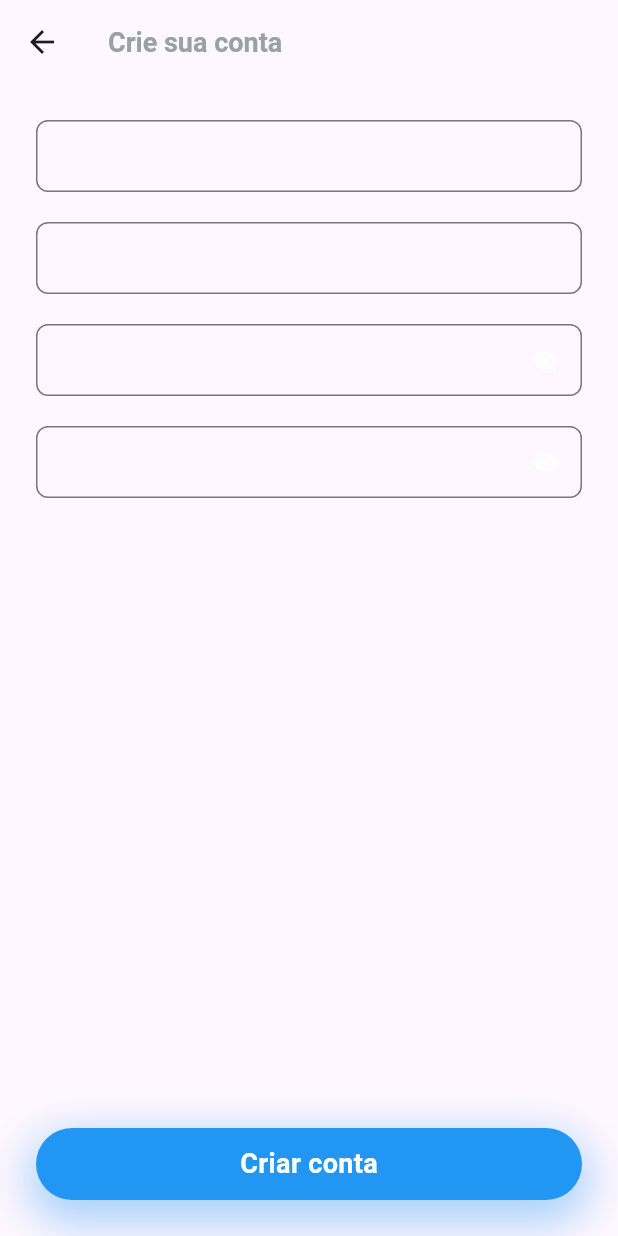
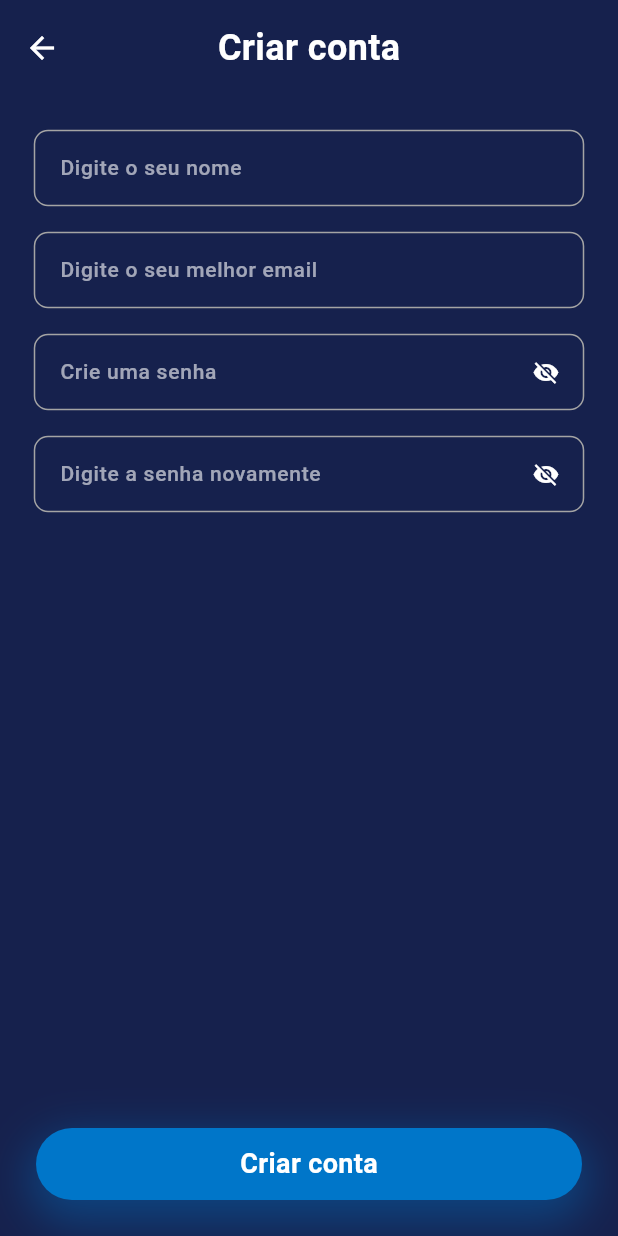
Before and after one commit to FelipeLemosBellini/tcc_heranca, a Flutter app: the screen it shows after launch, after a tap on "Criar conta", on a phone screen of 412 x 824 dp. Run offline on Flutter 3.47's test engine with Material 3 defaults, Android fonts, the phone set to English and light mode, and no system bars; our stand-ins replace cloud_firestore, firebase_auth, firebase_core, fpdart, get_it, go_router and 1 more; missing offline and left inert: walletconnect_dart; accounts and stored records are empty; Roboto replaces fonts that are missing (Tektur).

Commit message:
new design

```diff
--- a/lib/app_widget.dart
+++ b/lib/app_widget.dart
@@ -10,11 +10,12 @@ class MyApp extends StatelessWidget {
     return MaterialApp.router(
       debugShowCheckedModeBanner: false,
       theme: ThemeData(
+        scaffoldBackgroundColor: AppColors.background,
         useMaterial3: true,
         textSelectionTheme: TextSelectionThemeData(
-          cursorColor: AppColors.navyBlue,
-          selectionColor: Colors.black26,
-          selectionHandleColor: AppColors.navyBlue,
+          cursorColor: Colors.white,
+          selectionColor: AppColors.primary,
+          selectionHandleColor: AppColors.primary,
         ),
         bottomSheetTheme: BottomSheetThemeData(backgroundColor: Colors.transparent),
         bottomNavigationBarTheme: BottomNavigationBarThemeData(backgroundColor: Colors.white),
--- a/lib/core/dependence_injection/di.dart
+++ b/lib/core/dependence_injection/di.dart
@@ -7,6 +7,7 @@ import 'package:tcc/ui/features/create_account/create_account_controller.dart';
 import 'package:tcc/ui/features/forgot_password/forgot_password_controller.dart';
 import 'package:tcc/ui/features/home/home_controller.dart';
 import 'package:tcc/ui/features/login/login_controller.dart';
+import 'package:tcc/ui/widgets/material_widgets/material_design_controller.dart';
 
 abstract class DI {
   static final GetIt getIt = GetIt.instance;
@@ -18,6 +19,7 @@ abstract class DI {
 
     //Controllers
 
+    getIt.registerFactory<MaterialDesignController>(() => MaterialDesignController());
     getIt.registerFactory<ForgotPasswordController>(
       () => ForgotPasswordController(firebaseAuthRepository: FirebaseAuthRepository()),
     );
--- a/lib/core/routers/routers.dart
+++ b/lib/core/routers/routers.dart
@@ -4,41 +4,51 @@ import 'package:go_router/go_router.dart';
 import 'package:tcc/ui/features/create_account/create_account_view.dart';
 import 'package:tcc/ui/features/forgot_password/forgot_password_view.dart';
 import 'package:tcc/ui/features/login/login_view.dart';
+import 'package:tcc/ui/widgets/material_widgets/material_design_view.dart';
 
 abstract class RouterApp {
   static const String login = "/";
+  static const String materialDesign = "/materialDesign";
   static const String createAccount = "/createAccount";
   static const String forgotPassword = "/forgotPassword";
   static const String home = "/home";
 
   static final GoRouter router = GoRouter(
-    redirect: (BuildContext context, GoRouterState state) async {
-      User? user = FirebaseAuth.instance.currentUser;
-      final bool isLoggedIn = user != null;
-
-      //allowed routes
-      List<String> allowedRoutes = [login, createAccount, forgotPassword];
-
-      // if is not logged in go to allowedRoutes
-      if (!isLoggedIn && !allowedRoutes.contains(state.topRoute?.path)) {
-        return login;
-      }
-
-      //if is logged in go to home
-      if (isLoggedIn && state.topRoute?.path == login) {
-        return home;
-      }
+    // redirect: (BuildContext context, GoRouterState state) async {
+      // User? user = FirebaseAuth.instance.currentUser;
+      // final bool isLoggedIn = user != null;
+      //
+      // //allowed routes
+      // List<String> allowedRoutes = [login, createAccount, forgotPassword];
+      //
+      // // if is not logged in go to allowedRoutes
+      // if (!isLoggedIn && !allowedRoutes.contains(state.topRoute?.path)) {
+      //   return login;
+      // }
+      //
+      // //if is logged in go to home
+      // if (isLoggedIn && state.topRoute?.path == login) {
+      //   return home;
+      // }
 
       // go to any page if logged in
-      return null;
-    },
+    //   return null;
+    // },
     routes: <RouteBase>[
+
+
       GoRoute(
         path: login,
         builder: (BuildContext context, GoRouterState state) {
           return const LoginView();
         },
         routes: <RouteBase>[
+          GoRoute(
+            path: materialDesign,
+            builder: (BuildContext context, GoRouterState state) {
+              return const MaterialDesignView();
+            },
+          ),
           GoRoute(
             path: forgotPassword,
             builder: (BuildContext context, GoRouterState state) {
--- a/lib/ui/features/create_account/create_account_view.dart
+++ b/lib/ui/features/create_account/create_account_view.dart
@@ -5,8 +5,9 @@ import 'package:tcc/core/helpers/validators.dart';
 import 'package:tcc/core/routers/routers.dart';
 import 'package:tcc/ui/features/create_account/create_account_controller.dart';
 import 'package:tcc/ui/helpers/app_colors.dart';
+import 'package:tcc/ui/widgets/app_bar_simple_widget.dart';
 import 'package:tcc/ui/widgets/dialogs/alert_helper.dart';
-import 'package:tcc/ui/widgets/elevated_button_widget.dart';
+import 'package:tcc/ui/widgets/buttons/elevated_button_widget.dart';
 import 'package:tcc/ui/widgets/loading_and_alert_overlay_widget.dart';
 import 'package:tcc/ui/widgets/text_field_widget.dart';
 
@@ -50,12 +51,13 @@ class _CreateAccountViewState extends State<CreateAccountView> {
           isLoading: controller.isLoading,
           alertData: controller.alertData,
           child: Scaffold(
-              appBar: AppBar(
-                  title: Text(
-                'Crie sua conta',
-                style: TextStyle(
-                    color: AppColors.titleView, fontSize: 18, fontWeight: FontWeight.bold),
-              )),
+            backgroundColor: AppColors.background,
+            appBar: AppBarSimpleWidget(
+              onTap: () {
+                context.pop();
+              },
+              title: "Criar conta",
+            ),
             body: SingleChildScrollView(
               child: Padding(
                 padding: EdgeInsets.all(24.0),
@@ -92,19 +94,18 @@ class _CreateAccountViewState extends State<CreateAccountView> {
                 ),
               ),
             ),
-              bottomSheet: ElevatedButtonWidget(
-                onTap: () => register(context),
-                text: "Criar conta",
-              ),
+            bottomSheet: ElevatedButtonWidget(onTap: () => register(context), text: "Criar conta"),
           ),
         );
-        });
+      },
+    );
   }
 
   void register(BuildContext context) async {
     if (passwordController.text != repeatPasswordController.text) {
       controller.setMessage(
-          AlertData(message: "As senhas precisam ser iguais", errorType: ErrorType.warning));
+        AlertData(message: "As senhas precisam ser iguais", errorType: ErrorType.warning),
+      );
       return;
     }
 
@@ -114,13 +115,15 @@ class _CreateAccountViewState extends State<CreateAccountView> {
       bool successCreateAccount = await controller.createAccount(
         name: nameController.text,
         email: emailController.text,
-          password: passwordController.text);
+        password: passwordController.text,
+      );
       if (successCreateAccount) {
         context.go(RouterApp.home);
       }
     } else {
-      controller
-          .setMessage(AlertData(message: "Preencha os campos!", errorType: ErrorType.warning));
+      controller.setMessage(
+        AlertData(message: "Preencha os campos!", errorType: ErrorType.warning),
+      );
     }
   }
 }
--- a/lib/ui/features/login/login_view.dart
+++ b/lib/ui/features/login/login_view.dart
@@ -7,10 +7,12 @@ import 'package:tcc/core/helpers/validators.dart';
 import 'package:tcc/core/routers/routers.dart';
 import 'package:tcc/ui/helpers/app_colors.dart';
 import 'package:tcc/ui/widgets/dialogs/alert_helper.dart';
-import 'package:tcc/ui/widgets/elevated_button_widget.dart';
+import 'package:tcc/ui/widgets/buttons/elevated_button_widget.dart';
 import 'package:tcc/ui/widgets/loading_and_alert_overlay_widget.dart';
-import 'package:tcc/ui/widgets/pill_button_widget.dart';
+import 'package:tcc/ui/widgets/buttons/pill_button_widget.dart';
 import 'package:tcc/ui/widgets/text_field_widget.dart';
+import 'package:url_launcher/url_launcher_string.dart';
+import 'package:walletconnect_dart/walletconnect_dart.dart';
 
 import 'login_controller.dart';
 
@@ -31,6 +33,11 @@ class _LoginViewState extends State<LoginView> {
   FocusNode passwordFocus = FocusNode();
 
   @override
+  initState() {
+    super.initState();
+  }
+
+  @override
   Widget build(BuildContext context) {
     return ListenableBuilder(
       listenable: controller,
@@ -49,7 +56,11 @@ class _LoginViewState extends State<LoginView> {
                     mainAxisSize: MainAxisSize.min,
                     children: [
                       const Spacer(flex: 1),
-                      Icon(Icons.psychology, size: MediaQuery.sizeOf(context).width * 0.3, color: AppColors.navyBlue),
+                      Icon(
+                        Icons.psychology,
+                        size: MediaQuery.sizeOf(context).width * 0.3,
+                        color: AppColors.primary,
+                      ),
                       const Spacer(flex: 1),
                       TextFieldWidget(
                         hintText: "Digite seu email",
@@ -70,18 +81,37 @@ class _LoginViewState extends State<LoginView> {
                         child: Row(
                           mainAxisAlignment: MainAxisAlignment.spaceBetween,
                           children: [
-                            PillButtonWidget(onTap: () => context.go(RouterApp.createAccount), text: "Criar conta"),
+                            PillButtonWidget(
+                              onTap: () => context.go(RouterApp.createAccount),
+                              text: "Criar conta",
+                            ),
                             GestureDetector(
                               onTap: () => context.go(RouterApp.forgotPassword),
                               child: const Text(
                                 "Esqueci minha senha",
-                                style: TextStyle(fontWeight: FontWeight.w500, fontSize: 16,color: Colors.white),
+                                style: TextStyle(
+                                  fontWeight: FontWeight.w500,
+                                  fontSize: 16,
+                                  color: Colors.white,
+                                ),
                               ),
                             ),
                           ],
                         ),
                       ),
+                      ElevatedButtonWidget(
+                        onTap: () {
+                          context.push(RouterApp.materialDesign);
+                        },
+                        text: "open material design",
+                      ),
                       const Spacer(flex: 3),
+                      ElevatedButtonWidget(
+                        onTap: () {
+                          context.push(RouterApp.materialDesign);
+                        },
+                        text: "getAccount",
+                      ),
                     ],
                   ),
                 ),
--- a/lib/ui/helpers/app_colors.dart
+++ b/lib/ui/helpers/app_colors.dart
@@ -1,7 +1,10 @@
 import 'package:flutter/animation.dart';
 
 abstract class AppColors {
-  static Color navyBlue = const Color(0xFF706D87);
-  static Color titleView = const Color.fromARGB(255, 150, 163, 163);
-  static Color background = const Color(0xFF18192B);
+  static Color primary = const Color(0xff0076c9);
+  static Color secondary = const Color(0xFF37F4FA);
+  static Color disable = const Color(0xFF706D87);
+  static Color lines = const Color(0xFF322DAF);
+  static Color gray = const Color(0xFFA4A4A4);
+  static Color background = const Color(0xFF16214D);
 }
--- /dev/null
+++ b/lib/ui/helpers/app_fonts.dart
@@ -0,0 +1,51 @@
+import 'dart:ui';
+
+import 'package:flutter/material.dart';
+import 'package:flutter/src/painting/text_style.dart';
+import 'package:google_fonts/google_fonts.dart';
+
+abstract class AppFonts {
+  static final Color _defaultColor = Colors.white;
+
+  static TextStyle get headlineLarge =>
+      GoogleFonts.tektur(fontSize: 32, color: _defaultColor, fontWeight: FontWeight.bold);
+
+  static TextStyle get headlineMedium =>
+      GoogleFonts.tektur(fontSize: 28, color: _defaultColor, fontWeight: FontWeight.bold);
+
+  static TextStyle get headlineSmall =>
+      GoogleFonts.tektur(fontSize: 24, color: _defaultColor, fontWeight: FontWeight.bold);
+
+  static TextStyle get labelLarge => GoogleFonts.tektur(
+    fontSize: 18,
+    color: _defaultColor,
+    fontWeight: FontWeight.w600,
+  ); // Botões principais
+  static TextStyle get labelMedium => GoogleFonts.tektur(
+    fontSize: 14,
+    color: _defaultColor,
+    fontWeight: FontWeight.w500,
+  ); // Labels secundárias
+  static TextStyle get labelSmall => GoogleFonts.tektur(
+    fontSize: 12,
+    color: _defaultColor,
+    fontWeight: FontWeight.w400,
+  ); // Pequenas legendas
+
+  // **Titles** (Seções e subtítulos)
+  static TextStyle get titleLarge => GoogleFonts.tektur(
+    fontSize: 22,
+    color: _defaultColor,
+    fontWeight: FontWeight.w600,
+  ); // Título de seção
+  static TextStyle get titleMedium => GoogleFonts.tektur(
+    fontSize: 18,
+    color: _defaultColor,
+    fontWeight: FontWeight.w500,
+  ); // Subtítulo médio
+  static TextStyle get titleSmall => GoogleFonts.tektur(
+    fontSize: 16,
+    color: _defaultColor,
+    fontWeight: FontWeight.w500,
+  ); // Subtítulo pequeno
+}
--- /dev/null
+++ b/lib/ui/widgets/app_bar_simple_widget.dart
@@ -0,0 +1,43 @@
+import 'package:flutter/cupertino.dart';
+import 'package:flutter/material.dart';
+import 'package:google_fonts/google_fonts.dart';
+import 'package:tcc/ui/helpers/app_fonts.dart';
+
+class AppBarSimpleWidget extends PreferredSize {
+  final String title;
+  final Function() onTap;
+
+  AppBarSimpleWidget({super.key, required this.title, required this.onTap})
+    : super(
+        preferredSize: Size.fromHeight(64),
+        child: SafeArea(
+          child: Stack(
+            children: [
+              GestureDetector(
+                onTap: onTap,
+                child: Align(
+                  alignment: Alignment.centerLeft,
+                  child: Padding(
+                    padding: const EdgeInsets.symmetric(horizontal: 16),
+                    child: Icon(Icons.arrow_back, size: 24, color: Colors.white),
+                  ),
+                ),
+              ),
+              Center(child: Text(title, style: AppFonts.headlineSmall)),
+            ],
+          ),
+        ),
+      );
+}
+
+// AppBar(
+// backgroundColor: AppColors.background,
+// title: Text(
+// 'Crie sua conta',
+// style: TextStyle(
+// color: AppColors.titleView,
+// fontSize: 18,
+// fontWeight: FontWeight.bold,
+// ),
+// ),
+// )
--- /dev/null
+++ b/lib/ui/widgets/buttons/elevated_button_widget.dart
@@ -0,0 +1,45 @@
+import 'package:flutter/material.dart';
+import 'package:tcc/ui/helpers/app_colors.dart';
+import 'package:tcc/ui/helpers/app_fonts.dart';
+
+class ElevatedButtonWidget extends StatelessWidget {
+  final String text;
+  final Function() onTap;
+  final EdgeInsets? padding;
+  final bool inverterColor;
+
+  const ElevatedButtonWidget({
+    super.key,
+    required this.text,
+    required this.onTap,
+    this.padding,
+    this.inverterColor = false,
+  });
+
+  @override
+  Widget build(BuildContext context) {
+    return GestureDetector(
+      onTap: onTap,
+      child: Container(
+        height: 48,
+        margin: padding ?? const EdgeInsets.all(24),
+        width: MediaQuery.sizeOf(context).width,
+        alignment: Alignment.center,
+        decoration: BoxDecoration(
+          color: inverterColor ? AppColors.background : AppColors.primary,
+          borderRadius: BorderRadius.circular(30),
+          border: inverterColor ? Border.all(color: AppColors.lines, width: 2) : null,
+          boxShadow: [
+            BoxShadow(
+              color: AppColors.primary.withOpacity(0.4), // Sombra mais definida
+              blurRadius: 25, // Mais difuso
+              spreadRadius: 5, // Aumenta a área da sombra
+              offset: const Offset(0, 10), // Mantém para baixo
+            ),
+          ],
+        ),
+        child: Text(text, style: AppFonts.labelLarge),
+      ),
+    );
+  }
+}
--- /dev/null
+++ b/lib/ui/widgets/buttons/pill_button_widget.dart
@@ -0,0 +1,41 @@
+import 'package:flutter/material.dart';
+import 'package:tcc/ui/helpers/app_colors.dart';
+import 'package:tcc/ui/helpers/app_fonts.dart';
+
+class PillButtonWidget extends StatelessWidget {
+  final Function() onTap;
+  final String text;
+  final bool showArrow;
+
+  const PillButtonWidget({
+    super.key,
+    required this.onTap,
+    required this.text,
+    this.showArrow = false,
+  });
+
+  @override
+  Widget build(BuildContext context) {
+    return InkWell(
+      hoverColor: AppColors.primary,
+      splashColor: AppColors.primary,
+      borderRadius: const BorderRadius.all(Radius.circular(100)),
+      onTap: () => onTap.call(),
+      child: Container(
+        decoration: BoxDecoration(
+          borderRadius: const BorderRadius.all(Radius.circular(100)),
+          border: Border.all(color: AppColors.lines, width: 2),
+        ),
+        padding: const EdgeInsets.symmetric(horizontal: 16, vertical: 8),
+        child: Row(
+          mainAxisSize: MainAxisSize.min,
+          children: [
+            Text(text, style: AppFonts.titleSmall),
+            SizedBox(width: 12),
+            Icon(Icons.arrow_forward, color: Colors.white),
+          ],
+        ),
+      ),
+    );
+  }
+}
--- a/lib/ui/widgets/dialogs/alert_helper.dart
+++ b/lib/ui/widgets/dialogs/alert_helper.dart
@@ -1,4 +1,5 @@
 import 'package:flutter/material.dart';
+import 'package:tcc/ui/helpers/app_fonts.dart';
 
 enum ErrorType { error, warning, success }
 
@@ -6,10 +7,7 @@ class AlertData {
   ErrorType errorType;
   String message;
 
-  AlertData({
-    required this.message,
-    required this.errorType,
-  });
+  AlertData({required this.message, required this.errorType});
 }
 
 abstract class AlertHelper {
@@ -26,10 +24,7 @@ abstract class AlertHelper {
     }
   }
 
-  static void _showSnackBarSuccess(
-    BuildContext context,
-    String message,
-  ) {
+  static void _showSnackBarSuccess(BuildContext context, String message) {
     _showSnackBar(
       context: context,
       message: message,
@@ -38,10 +33,7 @@ abstract class AlertHelper {
     );
   }
 
-  static void _showSnackBarError(
-    BuildContext context,
-    String message,
-  ) {
+  static void _showSnackBarError(BuildContext context, String message) {
     _showSnackBar(
       context: context,
       message: message,
@@ -50,10 +42,7 @@ abstract class AlertHelper {
     );
   }
 
-  static void _showSnackBarWarning(
-    BuildContext context,
-    String message,
-  ) {
+  static void _showSnackBarWarning(BuildContext context, String message) {
     _showSnackBar(
       context: context,
       message: message,
@@ -71,11 +60,7 @@ abstract class AlertHelper {
     SnackBar snackBar = SnackBar(
       content: Text(
         message,
-        style: TextStyle(
-          color: fontColor,
-          fontWeight: FontWeight.w700,
-          fontSize: 16,
-        ),
+        style: AppFonts.labelLarge.copyWith(color: fontColor),
       ),
       duration: const Duration(seconds: 1),
       backgroundColor: background,
--- a/lib/ui/widgets/elevated_button_widget.dart
+++ /dev/null
@@ -1,45 +0,0 @@
-import 'package:flutter/material.dart';
-import 'package:tcc/ui/helpers/app_colors.dart';
-
-class ElevatedButtonWidget extends StatelessWidget {
-  final String text;
-  final Function() onTap;
-  final EdgeInsets? padding;
-
-  const ElevatedButtonWidget({super.key, required this.text, required this.onTap, this.padding});
-
-  @override
-  Widget build(BuildContext context) {
-    return
-      GestureDetector(
-        onTap: onTap,
-        child: Container(
-          height: 48,
-          margin: padding ?? const EdgeInsets.all(24),
-          width: MediaQuery.sizeOf(context).width,
-          alignment: Alignment.center,
-          decoration: BoxDecoration(
-            color: Colors.blue,
-            borderRadius: BorderRadius.circular(30),
-            boxShadow: [
-              BoxShadow(
-                color: Colors.blue.withOpacity(0.4), // Sombra mais definida
-                blurRadius: 25, // Mais difuso
-                spreadRadius: 5, // Aumenta a área da sombra
-                offset: const Offset(0, 10), // Mantém para baixo
-              ),
-            ],
-          ),
-          child: Text(
-            text,
-            style: const TextStyle(
-              color: Colors.white,
-              fontSize: 18,
-              fontWeight: FontWeight.bold,
-            ),
-          ),
-        ),
-      );
-
-  }
-}
--- a/lib/ui/widgets/loading_and_alert_overlay_widget.dart
+++ b/lib/ui/widgets/loading_and_alert_overlay_widget.dart
@@ -32,7 +32,7 @@ class LoadingAndAlertOverlayWidget extends StatelessWidget {
         Visibility(
           visible: isLoading,
           child: Container(
-            color: AppColors.navyBlue.withOpacity(0.1),
+            color: AppColors.primary.withOpacity(0.2),
             alignment: Alignment.center,
             child: const CircularProgressIndicator(),
           ),
--- a/lib/ui/widgets/pill_button_widget.dart
+++ /dev/null
@@ -1,35 +0,0 @@
-import 'package:flutter/material.dart';
-import 'package:tcc/ui/helpers/app_colors.dart';
-
-class PillButtonWidget extends StatelessWidget {
-  final Function() onTap;
-  final String text;
-
-  const PillButtonWidget({super.key, required this.onTap, required this.text});
-
-  @override
-  Widget build(BuildContext context) {
-    return InkWell(
-      borderRadius: const BorderRadius.all(Radius.circular(100)),
-      onTap: () => onTap.call(),
-      child: Container(
-        decoration: BoxDecoration(
-          borderRadius: const BorderRadius.all(Radius.circular(100)),
-          border: Border.all(
-            color: AppColors.navyBlue,
-            width: 2,
-          ),
-        ),
-        padding: const EdgeInsets.symmetric(horizontal: 8, vertical: 4),
-        child: Text(
-          text,
-          style: TextStyle(
-            fontWeight: FontWeight.w700,
-            fontSize: 16,
-            color: AppColors.navyBlue,
-          ),
-        ),
-      ),
-    );
-  }
-}
--- a/lib/ui/widgets/text_field_widget.dart
+++ b/lib/ui/widgets/text_field_widget.dart
@@ -1,5 +1,6 @@
 import 'package:flutter/material.dart';
 import 'package:tcc/ui/helpers/app_colors.dart';
+import 'package:tcc/ui/helpers/app_fonts.dart';
 
 class TextFieldWidget extends StatefulWidget {
   final Function(String)? onChanged;
@@ -34,41 +35,88 @@ class _TextFieldWidgetState extends State<TextFieldWidget> {
   void initState() {
     super.initState();
     showText = widget.obscureText;
+    widget.focusNode.addListener(() {
+      setState(() {});
+    });
+  }
+
+  @override
+  void dispose() {
+    widget.focusNode.removeListener(() {});
+    super.dispose();
   }
 
   @override
   Widget build(BuildContext context) {
     return Padding(
       padding: widget.padding ?? EdgeInsets.zero,
+      child: Container(
+        decoration: BoxDecoration(
+          color: AppColors.background,
+          borderRadius: BorderRadius.all(Radius.circular(8)),
+          boxShadow:
+              !widget.focusNode.hasFocus
+                  ? []
+                  : [
+                    BoxShadow(
+                      color: AppColors.primary.withOpacity(0.2), // Sombra mais definida
+                      blurRadius: 25, // Mais difuso
+                      spreadRadius: 1, // Aumenta a área da sombra
+                      offset: const Offset(0, 0), // Mantém para baixo
+                    ),
+                  ],
+        ),
         child: TextField(
           controller: widget.controller,
           focusNode: widget.focusNode,
           keyboardType: widget.keyboardType,
           onChanged: widget.onChanged ?? (_) {},
           onTapOutside: (_) => FocusScope.of(context).unfocus(),
-        style: TextStyle(color: Colors.white),
+          style: AppFonts.labelMedium,
           decoration: InputDecoration(
+            fillColor: AppColors.background,
             alignLabelWithHint: true,
+            hintText: widget.hintText,
+            hintStyle: AppFonts.labelMedium.copyWith(
+              color: widget.focusNode.hasFocus ? AppColors.disable : Colors.white60,
+            ),
+            disabledBorder: OutlineInputBorder(
+              borderRadius: BorderRadius.all(Radius.circular(8)),
+              borderSide: BorderSide(strokeAlign: 2, color: AppColors.gray, width: 2),
+            ),
+            enabledBorder: OutlineInputBorder(
+              borderRadius: BorderRadius.all(Radius.circular(8)),
+              borderSide: BorderSide(strokeAlign: 2, color: AppColors.gray, width: 1),
+            ),
             border: OutlineInputBorder(
               borderRadius: BorderRadius.all(Radius.circular(8)),
-            borderSide: BorderSide(strokeAlign: 2, color: AppColors.navyBlue, width: 1),
+              borderSide: BorderSide(strokeAlign: 2, color: AppColors.lines, width: 2),
             ),
             focusedBorder: OutlineInputBorder(
               borderRadius: BorderRadius.all(Radius.circular(8)),
-            borderSide: BorderSide(strokeAlign: 2, color: AppColors.navyBlue, width: 1),
+              borderSide: BorderSide(
+                strokeAlign: 2,
+                style: BorderStyle.solid,
+                color: AppColors.lines,
+                width: 2,
               ),
+            ),
+            focusColor: AppColors.lines,
             isDense: true,
-
             suffixIcon: Visibility(
               visible: widget.obscureText,
               child: GestureDetector(
                 onTap: setVisibilityEye,
-              child: Icon(showText ? Icons.visibility_off : Icons.visibility, color: Colors.white),
+                child: Icon(
+                  showText ? Icons.visibility_off : Icons.visibility,
+                  color: Colors.white,
+                ),
               ),
             ),
           ),
           maxLines: widget.maxLines ?? 1,
           obscureText: showText,
+        ),
       ),
     );
   }
--- a/pubspec.yaml
+++ b/pubspec.yaml
@@ -18,6 +18,9 @@ dependencies:
   firebase_auth: ^5.5.1
   fpdart: ^1.1.1
   go_router: ^14.8.1
+  url_launcher: ^6.2.4
+  walletconnect_dart: ^0.0.11
+  google_fonts: 6.0.0
 
 dev_dependencies:
   flutter_test:
```
Also changed, not shown: lib/core/services/metamask_services.dart (added, +15 -0 lines), lib/ui/features/forgot_password/forgot_password_view.dart (+17 -21 lines), lib/ui/widgets/material_widgets/material_design_controller.dart (added, +22 -0 lines), lib/ui/widgets/material_widgets/material_design_view.dart (added, +81 -0 lines), pubspec.lock, 7 other files. Lines whose indentation alone changed are shown as unchanged.
